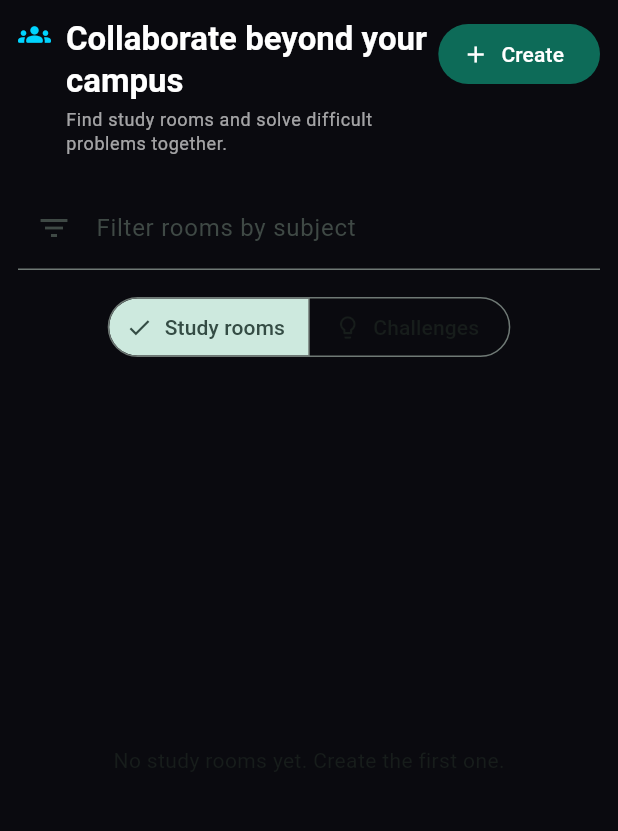
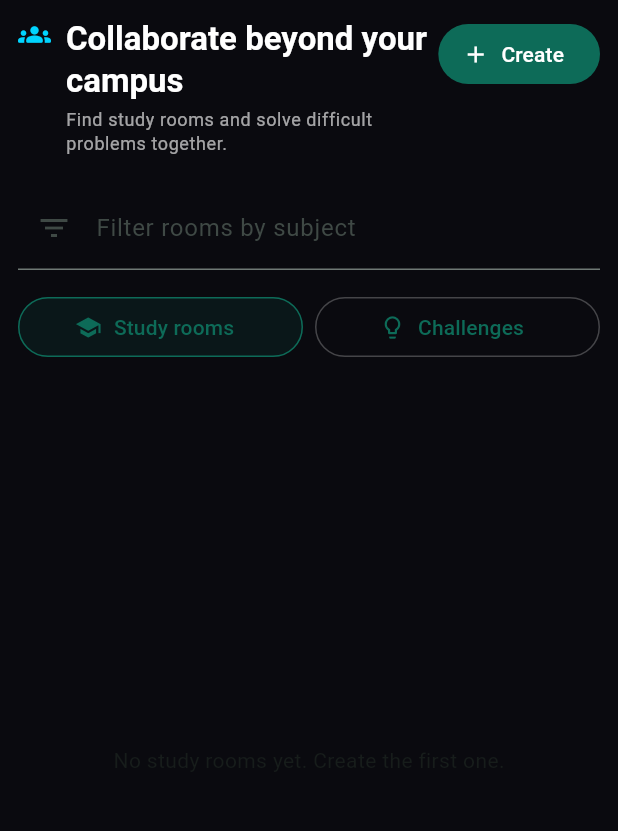
Before and after one commit to Galad-X/studium, a Flutter app: the CollaborationScreen screen opened directly, after a tap on "Study rooms", on a phone screen of 412 x 824 dp, the part 84-915 px from its top. Run offline on Flutter 3.47's test engine with Material 3 defaults, Android fonts, the phone set to English and light mode, and no system bars; our stand-ins replace file_picker, flutter_riverpod, flutter_staggered_animations, go_router, open_filex, pdf and 3 more; missing offline and left inert: docx_template, docx_template_fork, flutter_stripe, mailer, serverpod, serverpod_auth_client and 5 more; accounts and stored records are empty; statements that could not run were skipped; project files that could hold a hidden picture were left out.

Commit message:
Fix Flutter collaboration test layout

```diff
--- a/studium_flutter/lib/core/widgets/neural_widgets.dart
+++ b/studium_flutter/lib/core/widgets/neural_widgets.dart
@@ -121,18 +121,22 @@ class NeuralErrorState extends StatelessWidget {
 
   @override
   Widget build(BuildContext context) {
+    return LayoutBuilder(
+      builder: (context, constraints) {
+        final compact = constraints.maxHeight < 240;
         return Center(
           child: Padding(
-        padding: const EdgeInsets.all(32),
+            padding: EdgeInsets.all(compact ? 12 : 32),
             child: Column(
+              mainAxisSize: MainAxisSize.min,
               mainAxisAlignment: MainAxisAlignment.center,
               children: [
                 Icon(
                   Icons.error_outline_rounded,
-              size: 64,
+                  size: compact ? 40 : 64,
                   color: Theme.of(context).colorScheme.error,
                 ),
-            const SizedBox(height: 16),
+                SizedBox(height: compact ? 6 : 16),
                 Text(
                   'Something went wrong',
                   style: Theme.of(context).textTheme.titleLarge?.copyWith(
@@ -140,13 +144,15 @@ class NeuralErrorState extends StatelessWidget {
                         fontWeight: FontWeight.bold,
                       ),
                 ),
-            const SizedBox(height: 8),
+                SizedBox(height: compact ? 4 : 8),
                 Text(
                   message,
+                  maxLines: compact ? 2 : 5,
+                  overflow: TextOverflow.ellipsis,
                   textAlign: TextAlign.center,
                   style: TextStyle(color: Colors.white.withAlpha(170)),
                 ),
-            const SizedBox(height: 20),
+                SizedBox(height: compact ? 8 : 20),
                 FilledButton.icon(
                   onPressed: () {
                     HapticFeedback.lightImpact();
@@ -158,6 +164,8 @@ class NeuralErrorState extends StatelessWidget {
               ],
             ),
           ),
+        );
+      },
     );
   }
 }
--- a/studium_flutter/lib/features/collaboration/screens/collaboration_screen.dart
+++ b/studium_flutter/lib/features/collaboration/screens/collaboration_screen.dart
@@ -112,26 +112,17 @@ class _CollaborationScreenState extends ConsumerState<CollaborationScreen> {
                       ),
                     ),
                     const SizedBox(height: 14),
-                    SegmentedButton<int>(
-                      segments: const [
-                        ButtonSegment(
-                            value: 0,
-                            label: Text('Study rooms'),
-                            icon: Icon(Icons.school)),
-                        ButtonSegment(
-                            value: 1,
-                            label: Text('Challenges'),
-                            icon: Icon(Icons.lightbulb_outline)),
-                      ],
-                      selected: {_tab},
-                      onSelectionChanged: (value) =>
-                          setState(() => _tab = value.first),
+                    _CollaborationTabSelector(
+                      selectedIndex: _tab,
+                      onChanged: (index) => setState(() => _tab = index),
                     ),
                     if (_tab == 1) ...[
                       const SizedBox(height: 12),
                       Flex(
                         direction: isWide ? Axis.horizontal : Axis.vertical,
-                        crossAxisAlignment: CrossAxisAlignment.stretch,
+                        crossAxisAlignment: isWide
+                            ? CrossAxisAlignment.start
+                            : CrossAxisAlignment.stretch,
                         children: [
                           if (isWide)
                             Expanded(child: _challengeFieldInput())
@@ -181,21 +172,27 @@ class _CollaborationScreenState extends ConsumerState<CollaborationScreen> {
                     ],
                     const SizedBox(height: 16),
                     Expanded(
-                        child: _tab == 0
-                            ? _RoomsList(
+                      child: IndexedStack(
+                        index: _tab,
+                        children: [
+                          _RoomsList(
+                            key: const ValueKey('collaboration-rooms'),
                             state: rooms,
-                                onRetry: () => ref.invalidate(
-                                    studyRoomsProvider(_subjectFilter)),
-                              )
-                            : _ChallengesList(
+                            onRetry: () => ref
+                                .invalidate(studyRoomsProvider(_subjectFilter)),
+                          ),
+                          _ChallengesList(
+                            key: const ValueKey('collaboration-challenges'),
                             state: challenges,
                             field: _challengeFieldController.text,
                             language: _challengeLanguageController.text,
                             difficulty: _challengeDifficulty,
                             status: _challengeStatus,
-                                onRetry: () =>
-                                    ref.invalidate(challengesProvider),
-                              )),
+                            onRetry: () => ref.invalidate(challengesProvider),
+                          ),
+                        ],
+                      ),
+                    ),
                   ],
                 ),
               ),
@@ -279,7 +276,7 @@ class _CollaborationScreenState extends ConsumerState<CollaborationScreen> {
 class _RoomsList extends StatelessWidget {
   final AsyncValue<List<StudyRoom>> state;
   final VoidCallback onRetry;
-  const _RoomsList({required this.state, required this.onRetry});
+  const _RoomsList({required this.state, required this.onRetry, super.key});
 
   @override
   Widget build(BuildContext context) => AsyncValueView<List<StudyRoom>>(
@@ -303,6 +300,78 @@ class _RoomsList extends StatelessWidget {
       );
 }
 
+class _CollaborationTabSelector extends StatelessWidget {
+  const _CollaborationTabSelector({
+    required this.selectedIndex,
+    required this.onChanged,
+  });
+
+  final int selectedIndex;
+  final ValueChanged<int> onChanged;
+
+  @override
+  Widget build(BuildContext context) => Row(
+        children: [
+          Expanded(
+            child: _TabChoice(
+              key: const ValueKey('collaboration-rooms-tab'),
+              icon: Icons.school,
+              label: 'Study rooms',
+              selected: selectedIndex == 0,
+              onTap: () => onChanged(0),
+            ),
+          ),
+          const SizedBox(width: 8),
+          Expanded(
+            child: _TabChoice(
+              key: const ValueKey('collaboration-challenges-tab'),
+              icon: Icons.lightbulb_outline,
+              label: 'Challenges',
+              selected: selectedIndex == 1,
+              onTap: () => onChanged(1),
+            ),
+          ),
+        ],
+      );
+}
+
+class _TabChoice extends StatelessWidget {
+  const _TabChoice({
+    required this.icon,
+    required this.label,
+    required this.selected,
+    required this.onTap,
+    super.key,
+  });
+
+  final IconData icon;
+  final String label;
+  final bool selected;
+  final VoidCallback onTap;
+
+  @override
+  Widget build(BuildContext context) => Semantics(
+        button: true,
+        selected: selected,
+        label: label,
+        child: OutlinedButton.icon(
+          onPressed: onTap,
+          icon: Icon(icon),
+          label: Text(label),
+          style: OutlinedButton.styleFrom(
+            backgroundColor: selected
+                ? Theme.of(context).colorScheme.primary.withAlpha(35)
+                : Colors.transparent,
+            side: BorderSide(
+              color: selected
+                  ? Theme.of(context).colorScheme.primary
+                  : Colors.white24,
+            ),
+          ),
+        ),
+      );
+}
+
 class _ChallengesList extends StatelessWidget {
   final AsyncValue<List<Challenge>> state;
   final String field;
@@ -317,6 +386,7 @@ class _ChallengesList extends StatelessWidget {
     required this.difficulty,
     required this.status,
     required this.onRetry,
+    super.key,
   });
 
   @override
--- a/studium_flutter/lib/features/collaboration/state/collaboration_cache.dart
+++ b/studium_flutter/lib/features/collaboration/state/collaboration_cache.dart
@@ -5,21 +5,24 @@ import 'package:shared_preferences/shared_preferences.dart';
 /// Offline fallback for read-only collaboration data. Server responses stay
 /// authoritative and replace cached data whenever connectivity returns.
 class CollaborationCache {
-  CollaborationCache(this.preferences);
-  final SharedPreferencesAsync preferences;
+  CollaborationCache([this.preferences]);
+  final SharedPreferencesAsync? preferences;
+  final Map<String, String> _memory = {};
 
   Future<void> writeList<T>(
     String key,
     List<T> values,
     Map<String, dynamic> Function(T value) encode,
   ) async {
-    await preferences.setString(
-      key,
-      jsonEncode({
-        'savedAt': DateTime.now().toUtc().toIso8601String(),
-        'items': values.map(encode).toList(),
-      }),
-    );
+    final encoded = jsonEncode({
+      'savedAt': DateTime.now().toUtc().toIso8601String(),
+      'items': values.map(encode).toList(),
+    });
+    if (preferences == null) {
+      _memory[key] = encoded;
+    } else {
+      await preferences!.setString(key, encoded);
+    }
   }
 
   Future<List<T>> readList<T>(
@@ -27,7 +30,8 @@ class CollaborationCache {
     T Function(Map<String, dynamic> value) decode, {
     Duration maxAge = const Duration(hours: 24),
   }) async {
-    final raw = await preferences.getString(key);
+    final raw =
+        preferences == null ? _memory[key] : await preferences!.getString(key);
     if (raw == null) return const [];
     try {
       final value = jsonDecode(raw) as Map<String, dynamic>;
--- a/studium_flutter/pubspec.yaml
+++ b/studium_flutter/pubspec.yaml
@@ -19,7 +19,7 @@ version: 1.0.0+1
 
 environment:
   sdk: '>=3.3.0 <4.0.0'
-  flutter: '>=3.19.0'
+  flutter: '>=3.32.0'
 
 dependencies:
   flutter:
```
Also changed, not shown: 2 other files. Lines whose indentation alone changed are shown as unchanged.
